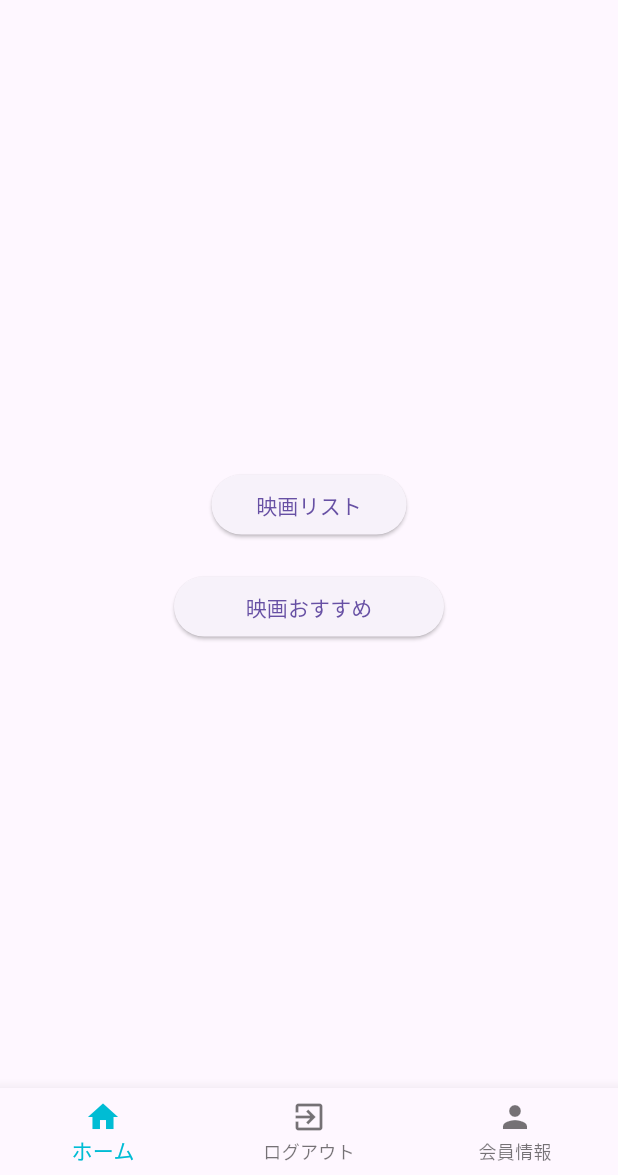
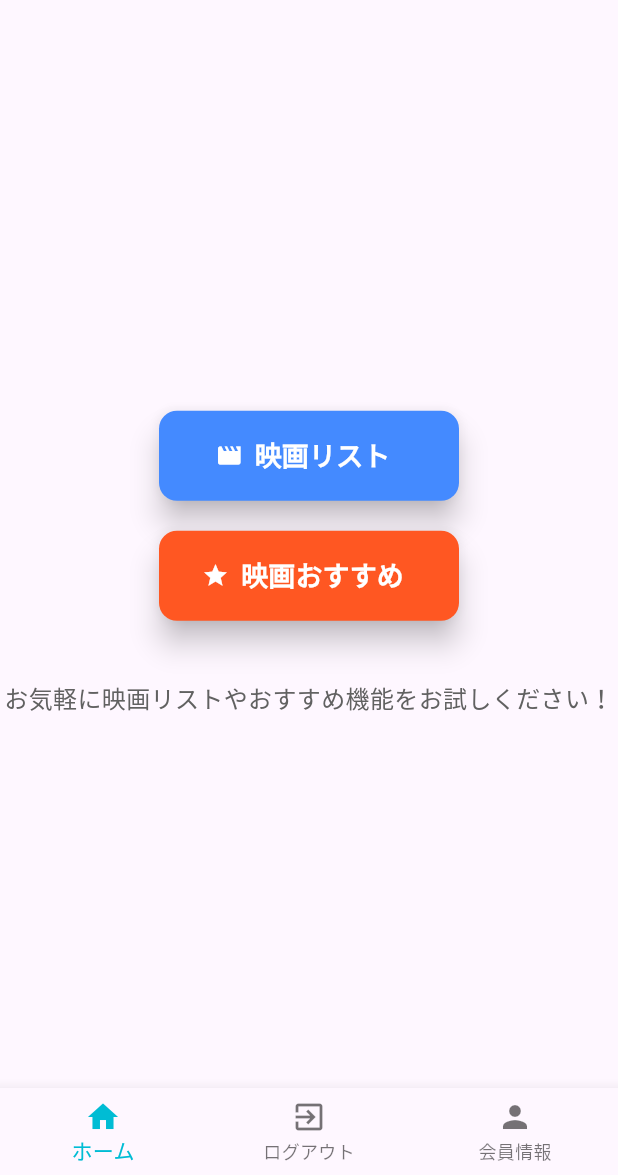
Before and after one commit to daedaedae1/movies-project-front, a Flutter app: the MainPage screen opened directly, on a phone screen of 412 x 824 dp, the part 61-1236 px from its top. Run offline on Flutter 3.47's test engine with Material 3 defaults, Android fonts, the phone set to English and light mode, and no system bars; our stand-ins replace cached_network_image, shared_preferences; accounts and stored records are empty; network calls fail.

Commit message:
Recommend Commit

```diff
--- a/lib/views/contentbasedrecommend_page.dart
+++ b/lib/views/contentbasedrecommend_page.dart
@@ -131,7 +131,9 @@ class _ContentBasedRecommendPageState extends State<ContentBasedRecommendPage> {
       body: _isFetching
           ? Center(child: CircularProgressIndicator())
           : _hasError
-          ? Center(child: Text('영화 추천을 가져오는 데 오류가 발생했습니다.'))
+          ? Center(child: Text('映画推薦を取得する際にエラーが発生しました。'))
+          : _displayedMovies.isEmpty
+          ? Center(child: Text('視聴履歴を登録してください！'))
           : ListView.builder(
         itemCount: _displayedMovies.length,
         itemBuilder: (BuildContext context, int index) {
--- a/lib/views/login_page.dart
+++ b/lib/views/login_page.dart
@@ -44,12 +44,22 @@ class _LoginPageState extends State<LoginPage> {
       } else {
         // 로그인 실패 처리
         print('로그인 실패');
-        // 사용자에게 로그인 실패 메시지를 표시하는 코드 추가
+        ScaffoldMessenger.of(context).showSnackBar(
+          SnackBar(
+            content: Text('ログインに失敗しました。'),
+            backgroundColor: Colors.red,
+          ),
+        );
       }
     } else {
       // 서버 오류 처리
       print('서버 오류: ${response.statusCode}');
-      // 사용자에게 서버 오류 메시지를 표시하는 코드 추가
+      ScaffoldMessenger.of(context).showSnackBar(
+        SnackBar(
+          content: Text('ログインに失敗しました。'),
+          backgroundColor: Colors.red,
+        ),
+      );
     }
   }
 
--- a/lib/views/main_page.dart
+++ b/lib/views/main_page.dart
@@ -186,20 +186,35 @@ class _MainPageState extends State<MainPage> {
         mainAxisAlignment: MainAxisAlignment.center, // 수직 중앙 정렬
         crossAxisAlignment: CrossAxisAlignment.center, // 수평 중앙 정렬
         children: <Widget>[
-          ElevatedButton(
+          // 영화 리스트 버튼
+          Container(
+            margin: EdgeInsets.symmetric(vertical: 10.0), // 버튼 사이에 간격 추가
+            child: ElevatedButton.icon(
               onPressed: () {
                 Navigator.push(
                   context,
                   MaterialPageRoute(builder: (context) => MovieList()),
                 );
               },
-            child: Text('映画リスト'),
+              icon: Icon(Icons.movie, color: Colors.white),
+              label: Text(
+                '映画リスト',
+                style: TextStyle(fontSize: 18, fontWeight: FontWeight.bold, color: Colors.white),
+              ),
               style: ElevatedButton.styleFrom(
-              fixedSize: Size(130, 30),
+                backgroundColor: Colors.blueAccent, // 버튼 배경색
+                fixedSize: Size(200, 60), // 버튼 크기
+                shape: RoundedRectangleBorder(
+                  borderRadius: BorderRadius.circular(12.0), // 버튼 모서리 둥글게
+                ),
+                elevation: 8, // 버튼 그림자
               ),
             ),
-          SizedBox(height: 20), // 버튼 사이의 간격
-          ElevatedButton(
+          ),
+          // 컨텐츠 기반 추천 버튼
+          Container(
+            margin: EdgeInsets.symmetric(vertical: 10.0), // 버튼 사이에 간격 추가
+            child: ElevatedButton.icon(
               onPressed: () {
                 if (_userId != null) {
                   Navigator.push(
@@ -212,15 +227,37 @@ class _MainPageState extends State<MainPage> {
                   );
                 }
               },
-            child: Text('映画おすすめ'),
+              icon: Icon(Icons.star, color: Colors.white),
+              label: Text(
+                '映画おすすめ',
+                style: TextStyle(fontSize: 18, fontWeight: FontWeight.bold, color: Colors.white),
+              ),
               style: ElevatedButton.styleFrom(
-              fixedSize: Size(180, 30),
+                backgroundColor: Colors.deepOrange, // 버튼 배경색
+                fixedSize: Size(200, 60), // 버튼 크기
+                shape: RoundedRectangleBorder(
+                  borderRadius: BorderRadius.circular(12.0), // 버튼 모서리 둥글게
                 ),
+                elevation: 8, // 버튼 그림자
+              ),
+            ),
+          ),
+          // 추가적인 UI 요소 - 설명 텍스트
+          SizedBox(height: 30), // 버튼과 설명 사이의 간격
+          Text(
+            'お気軽に映画リストやおすすめ機能をお試しください！',
+            style: TextStyle(
+              fontSize: 16,
+              fontWeight: FontWeight.normal,
+              color: Colors.grey[700],
+            ),
+            textAlign: TextAlign.center,
           ),
         ],
       ),
     );
   }
+
 
   // 로그아웃 됐을 때의 화면
   Widget _buildLoggedOutView() {
```
Lines whose indentation alone changed are shown as unchanged.
